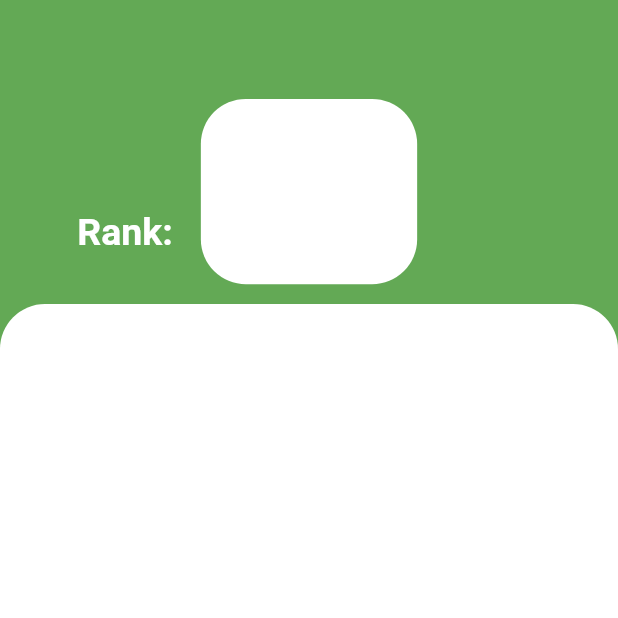
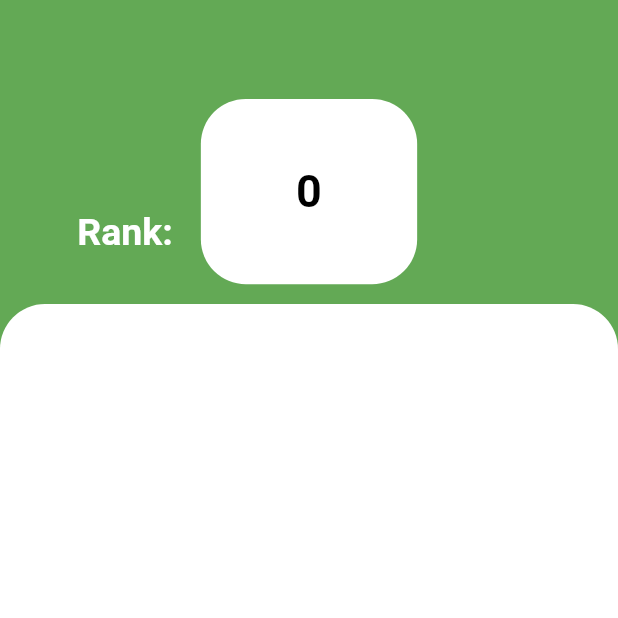
Before and after one commit to MajdAlfi/Final-Project, a Flutter app: the firstUI screen opened directly, item 3 of the bottom bar chosen, on a phone screen of 412 x 824 dp, the top half of it. Run offline on Flutter 3.47's test engine with Material 2 defaults, Android fonts, the phone set to English and light mode, and no system bars; our stand-ins replace cloud_firestore, firebase_auth, firebase_core, firebase_storage, fluttertoast, image_cropper and 3 more; missing offline and left inert: d_chart, dart:ffi; accounts and stored records are empty; network calls fail; statements that could not run were skipped.

Commit message:
fixing bug

```diff
--- a/final_project/lib/Src/Widgets/rankSquare.dart
+++ b/final_project/lib/Src/Widgets/rankSquare.dart
@@ -1,3 +1,5 @@
+import 'package:cloud_firestore/cloud_firestore.dart';
+import 'package:final_project/Src/Services/Auth/getCurrentUser.dart';
 import 'package:final_project/Src/Services/Others/dataprovider.dart';
 import 'package:flutter/material.dart';
 import 'package:provider/provider.dart';
@@ -7,12 +9,24 @@ class rankSquare extends StatelessWidget {
 
   @override
   Widget build(BuildContext context) {
-    return Text(
-      (context.watch<dataprovider>().rank == 0)
-          ? ''
-          : context.read<dataprovider>().rank.toString(),
-      style: const TextStyle(
-          color: Colors.black, fontSize: 30, fontWeight: FontWeight.bold),
+    return FutureBuilder(
+      future: FirebaseFirestore.instance
+          .collection("Users")
+          .orderBy("points", descending: true)
+          .get(),
+      builder: (context, snapshot) =>
+          snapshot.connectionState == ConnectionState.waiting
+              ? Icon(Icons.leaderboard)
+              : Text(
+                  (snapshot.data!.docs
+                              .indexWhere((element) => element.id == getUid()) +
+                          1)
+                      .toString(),
+                  style: const TextStyle(
+                      color: Colors.black,
+                      fontSize: 30,
+                      fontWeight: FontWeight.bold),
+                ),
     );
   }
 }
```
